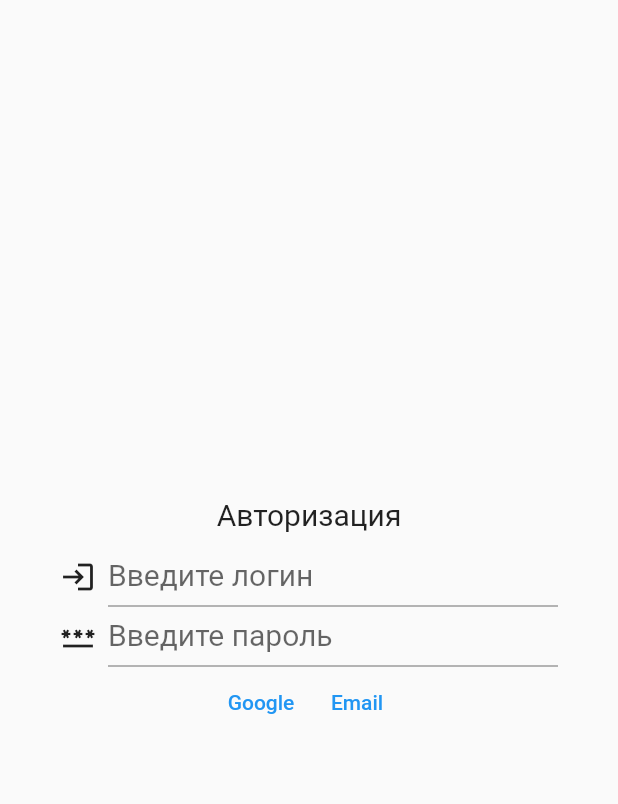
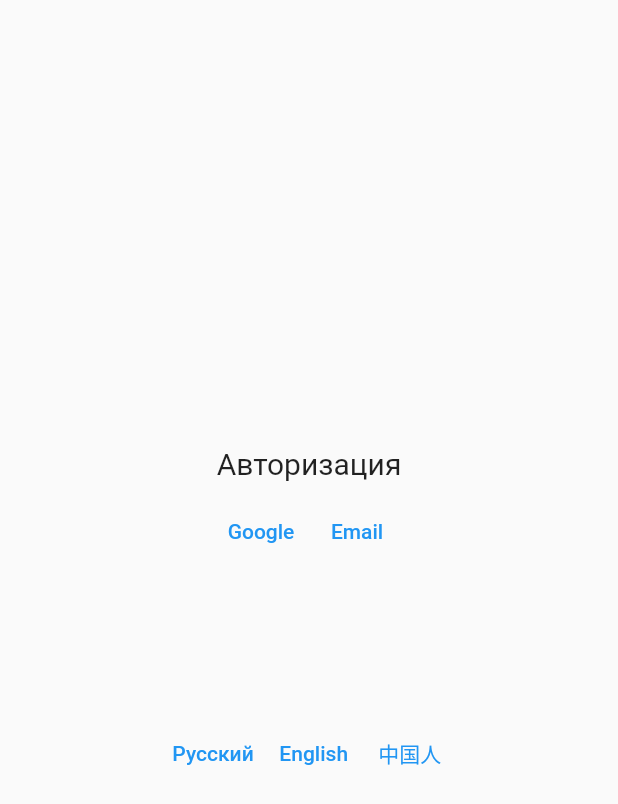
Before and after one commit to anatoliyKaragodin/app_laba_01, a Flutter app: the screen it shows after launch, on a phone screen of 412 x 824 dp. Shown: the top 804 px of the screen. Run offline on Flutter 3.47's test engine with Material 2 defaults, Android fonts, the phone set to English and light mode, and no system bars.

Commit message:
0.03 (5 screens + navigation + all elements)

```diff
--- a/lib/my_app.dart
+++ /dev/null
@@ -1,69 +0,0 @@
-import 'package:flutter/material.dart';
-
-class MyApp extends StatelessWidget {
-  const MyApp({Key? key}) : super(key: key);
-
-  @override
-  Widget build(BuildContext context) {
-    return Scaffold(
-        // appBar: AppBar(),
-        body: Column(
-          mainAxisAlignment: MainAxisAlignment.center,
-          children: [
-            Padding(
-              padding: const EdgeInsets.only(bottom: 10.0),
-              child: Text(
-                'Авторизация',
-                style: TextStyle(fontSize: 20),
-              ),
-            ),
-            Row(mainAxisAlignment: MainAxisAlignment.center, children: [
-              Padding(
-                padding: const EdgeInsets.only(right: 8.0),
-                child: Icon(Icons.login),
-              ),
-              SizedBox(
-                  height: 40,
-                  width: 300,
-                  child: TextField(
-                    decoration: InputDecoration(
-                        labelText: 'Введите логин',
-                        labelStyle: TextStyle(fontSize: 20)),
-                  )),
-            ]),
-            Row(mainAxisAlignment: MainAxisAlignment.center, children: [
-              Padding(
-                padding: const EdgeInsets.only(right: 8.0),
-                child: Icon(Icons.password),
-              ),
-              SizedBox(
-                  height: 40,
-                  width: 300,
-                  child: TextField(
-                    decoration: InputDecoration(
-                        labelText: 'Введите пароль',
-                        labelStyle: TextStyle(fontSize: 20)),
-                  )),
-            ]),
-      Row(
-        mainAxisAlignment: MainAxisAlignment.center,
-        children: [
-      TextButton(
-          onPressed: () {
-        Navigator.pushNamed(context, '/login Google');
-      },
-          child: Text('Google')),
-        TextButton(
-            onPressed: () {
-              Navigator.pushNamed(context, '/login Email');
-            },
-            child: Text('Email'))
-      ],
-      )
-
-          ],
-        ),
-      );
-
-  }
-}
--- a/lib/screens/home_page.dart
+++ b/lib/screens/home_page.dart
@@ -0,0 +1,53 @@
+import 'package:flutter/material.dart';
+
+class HomePage extends StatelessWidget {
+  const HomePage({Key? key}) : super(key: key);
+
+  @override
+  Widget build(BuildContext context) {
+    return Scaffold(
+      /// Authentication option
+      ///
+      body: Column(
+        mainAxisAlignment: MainAxisAlignment.center,
+        children: [
+          const Padding(
+            padding: EdgeInsets.only(bottom: 10.0),
+            child: Text(
+              'Авторизация',
+              style: TextStyle(fontSize: 20),
+            ),
+          ),
+
+          Row(
+            mainAxisAlignment: MainAxisAlignment.center,
+            children: [
+              TextButton(
+                  onPressed: () {
+                    Navigator.pushNamed(context, '/login Google');
+                  },
+                  child: const Text('Google')),
+              TextButton(
+                  onPressed: () {
+                    Navigator.pushNamed(context, '/login Email');
+                  },
+                  child: const Text('Email'))
+            ],
+          ),
+          const SizedBox(height: 100),
+
+          /// Language option
+          ///
+          Row(
+            mainAxisAlignment: MainAxisAlignment.center,
+            children: [
+              TextButton(onPressed: () {}, child: const Text('Русский')),
+              TextButton(onPressed: () {}, child: const Text('English')),
+              TextButton(onPressed: () {}, child: const Text('中国人')),
+            ],
+          ),
+        ],
+      ),
+    );
+  }
+}
```
Also changed, not shown: lib/main.dart (+13 -11 lines), lib/screens/app_page.dart (added, +31 -0 lines), lib/screens/login_email_page.dart (+46 -3 lines), lib/screens/login_google_page.dart (+46 -3 lines), lib/screens/settings_page.dart (+48 -0 lines).
